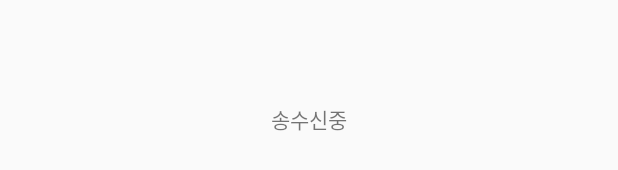
After one commit to KOREAparksh/ImageDecoder_outsourcing, an Android app: the layout activity_socket.xml on its own in the app's theme, with its tools: preview values and no code run, on a phone screen of 412 x 824 dp. The commit adds this screen. Shown: the part 499-669 px from the top of the screen. Run offline under Robolectric (Android 15) with nearby library versions, the phone set to English and light mode, and no system bars.

Commit message:
[set] complete without socket

```diff
--- /dev/null
+++ b/app/src/main/java/com/example/imagedecoder_outsourcing/Const/Const.java
@@ -0,0 +1,5 @@
+package com.example.imagedecoder_outsourcing.Const;
+
+public final class Const {
+    public final static String ip = "112.173.186.157";
+}
--- a/app/src/main/java/com/example/imagedecoder_outsourcing/StartActivity.java
+++ b/app/src/main/java/com/example/imagedecoder_outsourcing/StartActivity.java
@@ -53,7 +53,7 @@ public class StartActivity extends AppCompatActivity {
                 .setPermissionListener(permissionlistener)
                 .setRationaleMessage("어플을 사용하기 위해선 권한이 필요합니다.") //퍼미션 내용.
                 .setDeniedMessage("권한요청을 누르시거나\n[설정] > [권한] 에서 권한을 허용할 수 있어요.") //퍼미션 거부시 내용
-                .setPermissions(Manifest.permission.WRITE_EXTERNAL_STORAGE,Manifest.permission.READ_EXTERNAL_STORAGE, Manifest.permission.CAMERA)
+                .setPermissions(Manifest.permission.INTERNET,Manifest.permission.WRITE_EXTERNAL_STORAGE,Manifest.permission.READ_EXTERNAL_STORAGE, Manifest.permission.CAMERA)
                 .check();
     }
 }
--- /dev/null
+++ b/app/src/main/res/layout/activity_socket.xml
@@ -0,0 +1,18 @@
+<?xml version="1.0" encoding="utf-8"?>
+<LinearLayout xmlns:android="http://schemas.android.com/apk/res/android"
+    xmlns:app="http://schemas.android.com/apk/res-auto"
+    xmlns:tools="http://schemas.android.com/tools"
+    android:layout_width="match_parent"
+    android:layout_height="match_parent"
+    android:layout_gravity="center"
+    android:gravity="center"
+    tools:context=".SocketActivity">
+
+    <TextView
+        android:id="@+id/testtest"
+        android:layout_width="match_parent"
+        android:layout_height="wrap_content"
+        android:gravity="center"
+        android:text="송수신중"/>
+
+</LinearLayout>
```
Also changed, not shown: app/src/main/AndroidManifest.xml (+10 -9 lines), app/src/main/java/com/example/imagedecoder_outsourcing/CameraActivity.java (+5 -3 lines), app/src/main/java/com/example/imagedecoder_outsourcing/SocketActivity.java (added, +166 -0 lines).
